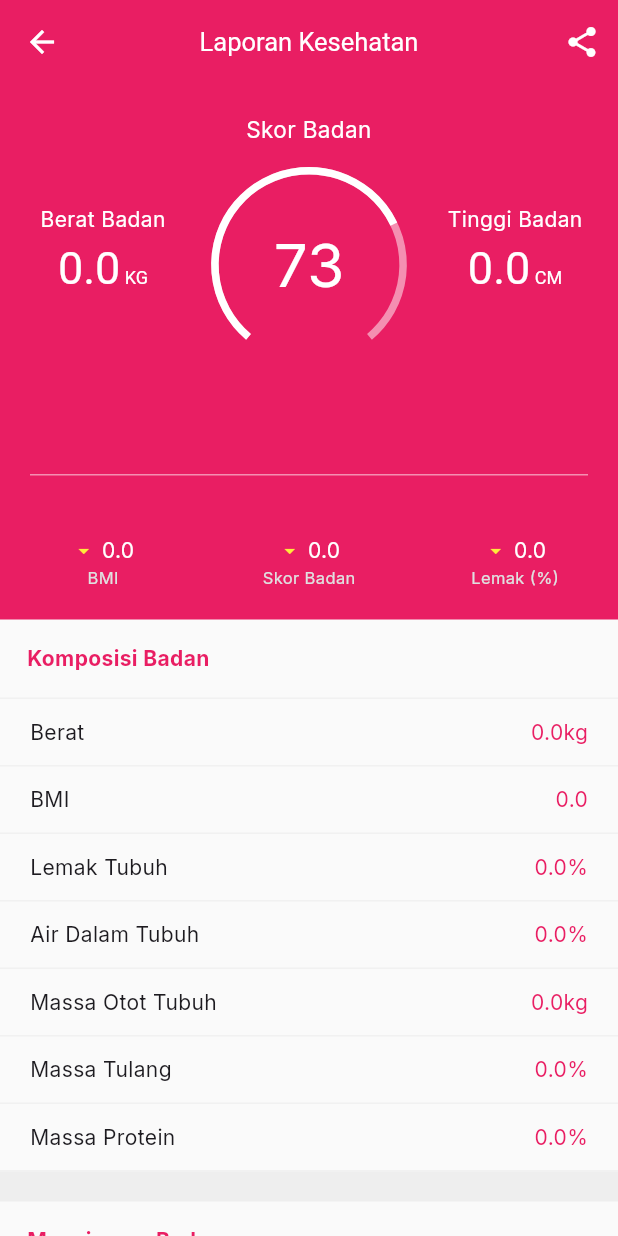
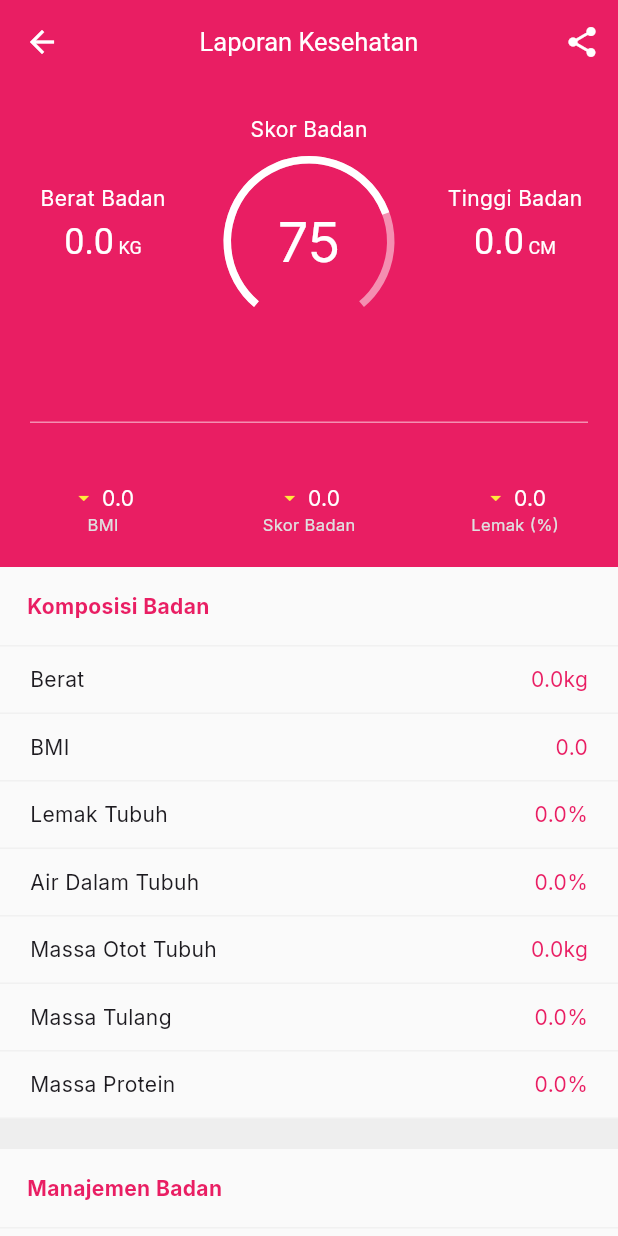
Before and after one commit to izzaalfiansyah/vitalmetrics, a Flutter app: the ReportScreen screen opened by its route, on a phone screen of 412 x 824 dp. Run offline on Flutter 3.47's test engine with Material 3 defaults, Android fonts, the phone set to English and light mode, and no system bars; drawn by our look-alikes of syncfusion_flutter_gauges; our stand-ins replace bloc, dio, flutter_bloc, google_fonts, shared_preferences, syncfusion_flutter_charts; accounts and stored records are empty; network calls fail.

Commit message:
add get api for report measurement

```diff
--- a/lib/pages/report.dart
+++ b/lib/pages/report.dart
@@ -93,15 +93,18 @@ class _ReportScreenState extends State<ReportScreen> {
                             satuan: 'KG',
                           ),
                           Expanded(
-                            child: SizedBox(
-                              height: 180,
-                              child: SfRadialGauge(
-                                title: GaugeTitle(
-                                  text: 'Skor Badan',
-                                  textStyle: TextStyle(
+                            child: Column(
+                              children: [
+                                Text(
+                                  'Skor Badan',
+                                  style: TextStyle(
                                     color: Colors.white,
                                   ),
                                 ),
+                                SizedBox(height: 5),
+                                SizedBox(
+                                  height: 120,
+                                  child: SfRadialGauge(
                                     axes: [
                                       RadialAxis(
                                         minimum: 0,
@@ -114,7 +117,7 @@ class _ReportScreenState extends State<ReportScreen> {
                                         showTicks: false,
                                         pointers: [
                                           RangePointer(
-                                        value: 73,
+                                            value: 75,
                                             color: Colors.white,
                                             enableAnimation: true,
                                             width: 5,
@@ -123,10 +126,10 @@ class _ReportScreenState extends State<ReportScreen> {
                                         annotations: [
                                           GaugeAnnotation(
                                             widget: Text(
-                                          '73',
+                                              '75',
                                               style: TextStyle(
                                                 color: Colors.white,
-                                            fontSize: 40,
+                                                fontSize: 36,
                                               ),
                                             ),
                                           )
@@ -134,6 +137,8 @@ class _ReportScreenState extends State<ReportScreen> {
                                       )
                                     ],
                                   ),
+                                ),
+                              ],
                             ),
                           ),
                           topItem(
@@ -355,7 +360,6 @@ class _ReportScreenState extends State<ReportScreen> {
     required String text,
     required String value,
     required String satuan,
-    bool important = false,
   }) {
     return Expanded(
       child: Container(
@@ -377,8 +381,7 @@ class _ReportScreenState extends State<ReportScreen> {
                   TextSpan(
                     text: value,
                     style: TextStyle(
-                      fontSize: important ? 50 : 30,
-                      fontWeight: important ? FontWeight.w500 : null,
+                      fontSize: 24,
                     ),
                   ),
                   TextSpan(
--- a/lib/services/pengukuran_service.dart
+++ b/lib/services/pengukuran_service.dart
@@ -6,11 +6,10 @@ class PengukuranService {
   static Future<List<Pengukuran>> getLatest({required dynamic userId}) async {
     try {
       final token = await getToken();
-      final res =
-          await http(token).get('/measurement/by_user_id/$userId/latest');
+      final res = await http(token).get('/measurement?limit=2&user_id$userId');
 
-      List<Pengukuran> data =
-          List.from(res.data['data'].map((item) => Pengukuran.fromJson(item)));
+      List<Pengukuran> data = List.from(
+          res.data['data']['data'].map((item) => Pengukuran.fromJson(item)));
       return data;
     } catch (e) {
       return [];
```
Also changed, not shown: 2 other files. Lines whose indentation alone changed are shown as unchanged.
